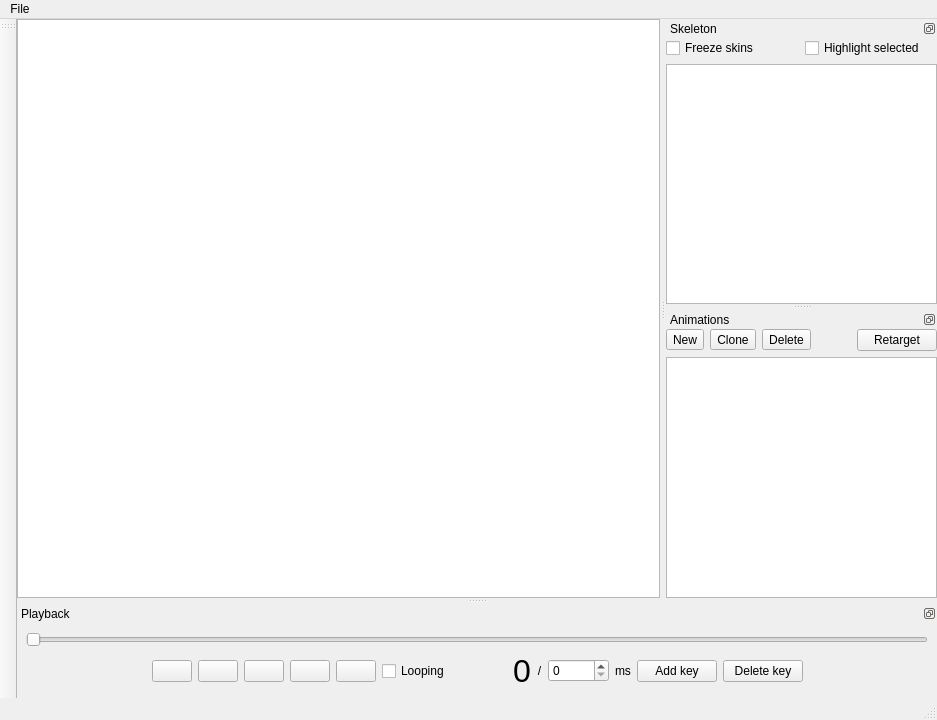
Old version of the form ui/mainwindow.ui in the repository floppya/ChopHuman.
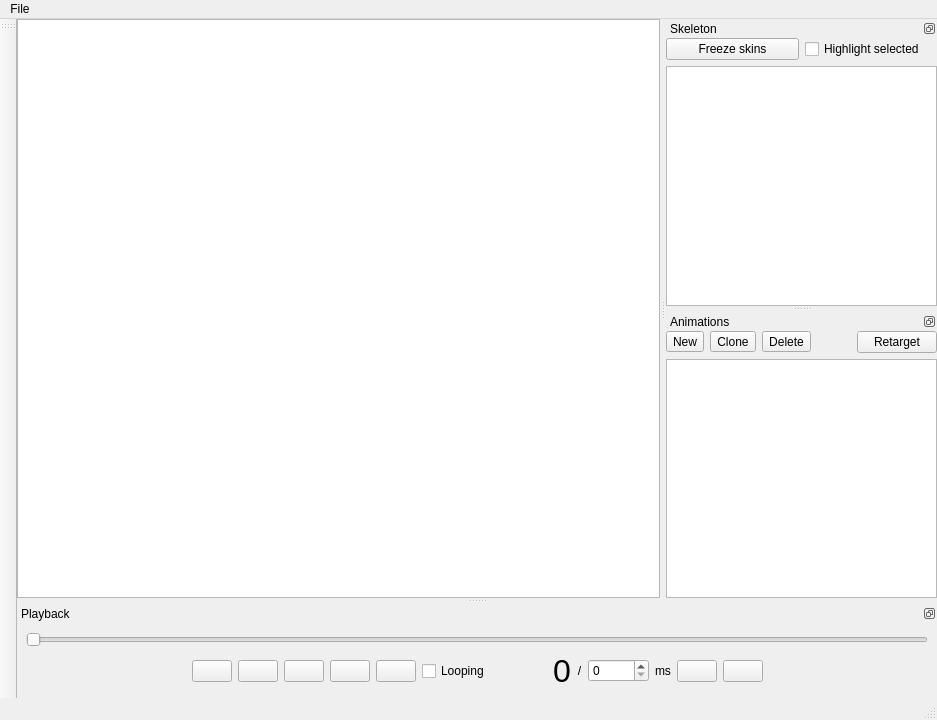
New version of the form. Icons and pictures are not drawn.

Patch:
```diff
--- a/ui/mainwindow.ui
+++ b/ui/mainwindow.ui
@@ -101,10 +101,23 @@
      <item>
       <layout class="QHBoxLayout" name="horizontalLayout_3">
        <item>
-        <widget class="QCheckBox" name="chkFreezeSkins">
+        <widget class="QPushButton" name="butFreezeSkins">
          <property name="text">
           <string>Freeze skins</string>
          </property>
+         <property name="icon">
+          <iconset resource="chophuman.qrc">
+           <normaloff>:/img/lock.png</normaloff>:/img/lock.png</iconset>
+         </property>
+         <property name="iconSize">
+          <size>
+           <width>32</width>
+           <height>32</height>
+          </size>
+         </property>
+         <property name="checkable">
+          <bool>true</bool>
+         </property>
          <property name="checked">
           <bool>false</bool>
          </property>
@@ -181,6 +194,19 @@
          <property name="toolTip">
           <string>New animation</string>
          </property>
+         <property name="text">
+          <string>New</string>
+         </property>
+         <property name="icon">
+          <iconset resource="chophuman.qrc">
+           <normaloff>:/img/animationNew.png</normaloff>:/img/animationNew.png</iconset>
+         </property>
+         <property name="iconSize">
+          <size>
+           <width>32</width>
+           <height>32</height>
+          </size>
+         </property>
         </widget>
        </item>
        <item>
@@ -192,8 +218,14 @@
           <string>Clone animation</string>
          </property>
          <property name="icon">
-          <iconset>
-           <normaloff>./ui/animationClone.png</normaloff>./ui/animationClone.png</iconset>
+          <iconset resource="chophuman.qrc">
+           <normaloff>:/img/animationClone.png</normaloff>:/img/animationClone.png</iconset>
+         </property>
+         <property name="iconSize">
+          <size>
+           <width>32</width>
+           <height>32</height>
+          </size>
          </property>
         </widget>
        </item>
@@ -206,8 +238,14 @@
           <string>Delete animation</string>
          </property>
          <property name="icon">
-          <iconset>
-           <normaloff>./ui/animationDelete.png</normaloff>./ui/animationDelete.png</iconset>
+          <iconset resource="chophuman.qrc">
+           <normaloff>:/img/animationDelete.png</normaloff>:/img/animationDelete.png</iconset>
+         </property>
+         <property name="iconSize">
+          <size>
+           <width>32</width>
+           <height>32</height>
+          </size>
          </property>
         </widget>
        </item>
@@ -302,8 +340,14 @@
           <string></string>
          </property>
          <property name="icon">
-          <iconset>
-           <normaloff>./ui/gotostart.png</normaloff>./ui/gotostart.png</iconset>
+          <iconset resource="chophuman.qrc">
+           <normaloff>:/img/gotostart.png</normaloff>:/img/gotostart.png</iconset>
+         </property>
+         <property name="iconSize">
+          <size>
+           <width>32</width>
+           <height>32</height>
+          </size>
          </property>
         </widget>
        </item>
@@ -313,8 +357,14 @@
           <string></string>
          </property>
          <property name="icon">
-          <iconset>
-           <normaloff>./ui/prevkey.png</normaloff>./ui/prevkey.png</iconset>
+          <iconset resource="chophuman.qrc">
+           <normaloff>:/img/prevkey.png</normaloff>:/img/prevkey.png</iconset>
+         </property>
+         <property name="iconSize">
+          <size>
+           <width>32</width>
+           <height>32</height>
+          </size>
          </property>
         </widget>
        </item>
@@ -324,9 +374,14 @@
           <string/>
          </property>
          <property name="icon">
-          <iconset>
-           <normaloff>ui/play.png</normaloff>
-           <normalon>ui/pause.png</normalon>ui/play.png</iconset>
+          <iconset resource="chophuman.qrc">
+           <normaloff>:/img/play.png</normaloff>:/img/play.png</iconset>
+         </property>
+         <property name="iconSize">
+          <size>
+           <width>32</width>
+           <height>32</height>
+          </size>
          </property>
          <property name="checkable">
           <bool>true</bool>
@@ -339,8 +394,14 @@
           <string></string>
          </property>
          <property name="icon">
-          <iconset>
-           <normaloff>./ui/nextkey.png</normaloff>./ui/nextkey.png</iconset>
+          <iconset resource="chophuman.qrc">
+           <normaloff>:/img/nextkey.png</normaloff>:/img/nextkey.png</iconset>
+         </property>
+         <property name="iconSize">
+          <size>
+           <width>32</width>
+           <height>32</height>
+          </size>
          </property>
         </widget>
        </item>
@@ -350,8 +411,14 @@
           <string></string>
          </property>
          <property name="icon">
-          <iconset>
-           <normaloff>./ui/gotoend.png</normaloff>./ui/gotoend.png</iconset>
+          <iconset resource="chophuman.qrc">
+           <normaloff>:/img/gotoend.png</normaloff>:/img/gotoend.png</iconset>
+         </property>
+         <property name="iconSize">
+          <size>
+           <width>32</width>
+           <height>32</height>
+          </size>
          </property>
         </widget>
        </item>
@@ -437,22 +504,34 @@
           </sizepolicy>
          </property>
          <property name="text">
-          <string>Add key</string>
+          <string/>
          </property>
          <property name="icon">
-          <iconset>
-           <normaloff>./ui/keyAdd.png</normaloff>./ui/keyAdd.png</iconset>
+          <iconset resource="chophuman.qrc">
+           <normaloff>:/img/keyAdd.png</normaloff>:/img/keyAdd.png</iconset>
+         </property>
+         <property name="iconSize">
+          <size>
+           <width>32</width>
+           <height>32</height>
+          </size>
          </property>
         </widget>
        </item>
        <item>
         <widget class="QPushButton" name="butDeleteKeyframe">
          <property name="text">
-          <string>Delete key</string>
+          <string/>
          </property>
          <property name="icon">
-          <iconset>
-           <normaloff>./ui/keyDelete.png</normaloff>./ui/keyDelete.png</iconset>
+          <iconset resource="chophuman.qrc">
+           <normaloff>:/img/keyDelete.png</normaloff>:/img/keyDelete.png</iconset>
+         </property>
+         <property name="iconSize">
+          <size>
+           <width>32</width>
+           <height>32</height>
+          </size>
          </property>
         </widget>
        </item>
```
Left out of the diff: 54 changed lines with no effect on the pictures.
